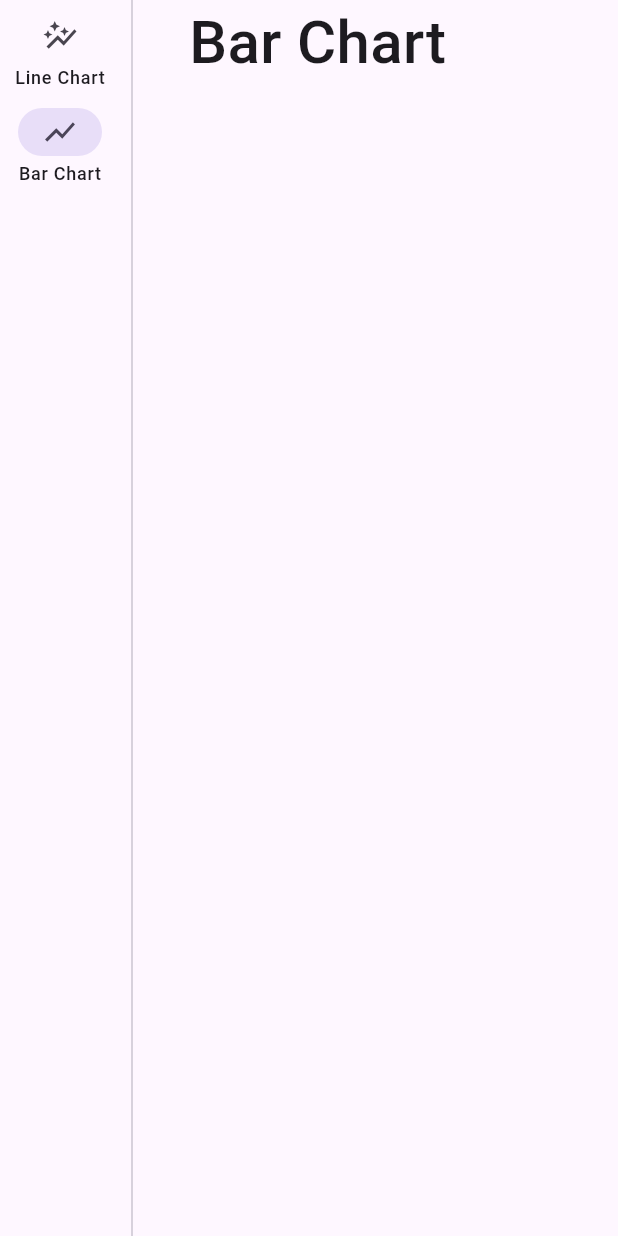
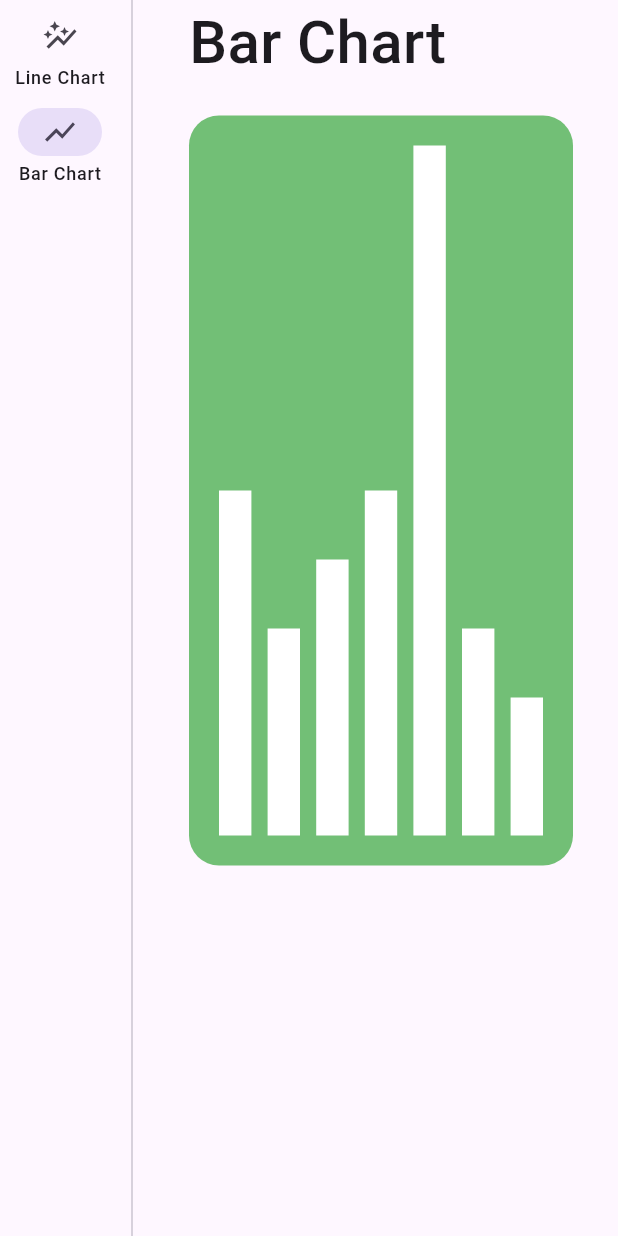
Before and after one commit to chen-yikai/flutter_graph_learn, a Flutter app: the screen it shows after launch, after a tap on "Bar Chart", on a phone screen of 412 x 824 dp. Run offline on Flutter 3.47's test engine with Material 3 defaults, Android fonts, the phone set to English and light mode, and no system bars.

Commit message:
add animation and bats chart(AI edition)

```diff
--- a/lib/main.dart
+++ b/lib/main.dart
@@ -1,13 +1,17 @@
 import 'package:flutter/material.dart';
 import 'package:flutter/services.dart';
-import 'package:flutter_graph_learn/line_chart.dart';
+import 'package:flutter_graph_learn/painter/line_chart.dart';
+import 'package:flutter_graph_learn/screens/bar_chart_screen.dart';
+import 'package:flutter_graph_learn/screens/line_chart_screen.dart';
 
 void main() {
   WidgetsFlutterBinding.ensureInitialized();
+
   SystemChrome.setSystemUIOverlayStyle(const SystemUiOverlayStyle(
       statusBarColor: Colors.transparent,
       systemNavigationBarColor: Colors.transparent,
       statusBarIconBrightness: Brightness.dark));
+
   SystemChrome.setEnabledSystemUIMode(SystemUiMode.edgeToEdge);
 
   runApp(const MaterialApp(
@@ -24,7 +28,7 @@ class Entry extends StatefulWidget {
 }
 
 class _EntryState extends State<Entry> {
-  final List<int> data = [50, 30, 40, 50, 200, 30, 0];
+  final List<int> data = [50, 30, 40, 50, 100, 30, 20];
   final List<String> days = ["Mon", "Tue", "Wed", "Thu", "Fri", "Sat", "Sun"];
   int _currentDestination = 0;
 
@@ -56,46 +60,12 @@ class _EntryState extends State<Entry> {
           Expanded(
             child: SafeArea(
               child: Container(
-                padding: EdgeInsets.symmetric(horizontal: 30),
-                child: Column(
-                  children: _currentDestination == 0
-                      ? [
-                          Row(
-                            children: [
-                              Text(
-                                "Line Chart",
-                                style: TextStyle(
-                                    fontSize: 40, fontWeight: FontWeight.w500),
-                              ),
-                            ],
-                          ),
-                          Container(
-                            decoration: BoxDecoration(
-                                color: Colors.purple.withAlpha(200),
-                                borderRadius: BorderRadius.circular(20)),
-                            width: double.infinity,
-                            height: 500,
-                            child: CustomPaint(
-                              painter: LineChartPainter(
-                                  data: data,
-                                  days: days,
-                                  primary: Colors.white),
-                            ),
-                          )
-                        ]
-                      : [
-                          Row(
-                            children: [
-                              Text(
-                                "Bar Chart",
-                                style: TextStyle(
-                                    fontSize: 40, fontWeight: FontWeight.w500),
-                              ),
-                            ],
-                          ),
-                        ],
-                ),
-              ),
+                  padding: EdgeInsets.symmetric(horizontal: 30),
+                  child: switch (_currentDestination) {
+                    0 => LineChartScreen(data: data, days: days),
+                    1 => BarChartScreen(data: data, days: days),
+                    _ => const Text("404")
+                  }),
             ),
           ),
         ],
--- /dev/null
+++ b/lib/painter/bar_chart.dart
@@ -0,0 +1,54 @@
+import 'dart:math';
+import 'package:flutter/material.dart';
+
+class BarChartPainter extends CustomPainter {
+  final List<int> data;
+  final List<String> days;
+  final AnimationController controller;
+
+  BarChartPainter(
+      {required this.data, required this.days, required this.controller});
+
+  final barPainter = Paint()..color = Colors.white;
+
+  @override
+  void paint(Canvas canvas, Size size) {
+    final double w = size.width;
+    final double h = size.height;
+
+    const double padding = 20;
+    final int top = data.reduce(max);
+
+    final double chartWidth = w - padding * 2;
+    final double chartHeight = h - padding * 2;
+
+    const double totalBarWidthRatio = 0.7;
+    final int numGaps = data.length - 1;
+    final double barWidth = (chartWidth * totalBarWidthRatio) / data.length;
+    const minBarWidth = 10.0;
+    final double maxBarWidth = chartWidth / data.length;
+    final double finalBarWidth = barWidth.clamp(minBarWidth, maxBarWidth);
+    final double finalBarPadding =
+        numGaps > 0 ? (chartWidth - finalBarWidth * data.length) / numGaps : 0;
+
+    final double heightPerUnit = chartHeight / top;
+
+    for (int index = 0; index < data.length; index++) {
+      final double barHeight = data[index] * heightPerUnit * controller.value;
+
+      final double left = padding + index * (finalBarWidth + finalBarPadding);
+      final double right = left + finalBarWidth;
+      final double bottom = h - padding;
+      final double top = h - (padding + barHeight);
+
+      final rect = Rect.fromLTRB(left, top, right, bottom);
+
+      canvas.drawRect(rect, barPainter);
+    }
+  }
+
+  @override
+  bool shouldRepaint(covariant BarChartPainter oldDelegate) {
+    return true;
+  }
+}
--- a/lib/line_chart.dart
+++ b/lib/painter/line_chart.dart
@@ -5,6 +5,7 @@ class LineChartPainter extends CustomPainter {
   final List<int> data;
   final List<String> days;
   final Color primary;
+  final AnimationController controller;
 
   late final Paint dotPaint;
   late final Paint linePaint;
@@ -15,11 +16,11 @@ class LineChartPainter extends CustomPainter {
     ..strokeWidth = 1.0
     ..color = Colors.transparent;
 
-  LineChartPainter({
-    required this.data,
-    required this.days,
-    required this.primary,
-  }) {
+  LineChartPainter(
+      {required this.data,
+      required this.days,
+      required this.primary,
+      required this.controller}) {
     dotPaint = Paint()
       ..strokeWidth = 5.0
       ..style = PaintingStyle.fill
@@ -108,7 +109,8 @@ class LineChartPainter extends CustomPainter {
 
     for (int i = 0; i < data.length; i++) {
       double x = blockW / 2 + padding / 2 + (i * blockW);
-      double y = (blockH + padding / 2) - (data[i] * (blockH / top));
+      double y = (blockH + padding / 2) -
+          (data[i] * controller.value * (blockH / top));
       Offset offset = Offset(x, y);
       dotPoints.add(offset);
       canvas.drawCircle(offset, 10, dotPaint);
--- /dev/null
+++ b/lib/screens/bar_chart_screen.dart
@@ -0,0 +1,60 @@
+import 'package:flutter/material.dart';
+import 'package:flutter_graph_learn/painter/bar_chart.dart';
+
+class BarChartScreen extends StatefulWidget {
+  final List<int> data;
+  final List<String> days;
+
+  const BarChartScreen({super.key, required this.data, required this.days});
+
+  @override
+  State<BarChartScreen> createState() => _BarChartScreenState();
+}
+
+class _BarChartScreenState extends State<BarChartScreen>
+    with SingleTickerProviderStateMixin {
+  late AnimationController _controller;
+  late Animation<double> _animation;
+
+  @override
+  void initState() {
+    super.initState();
+    _controller = AnimationController(
+        vsync: this, duration: const Duration(milliseconds: 500));
+    _animation = Tween<double>(begin: 0, end: 1)
+        .animate(CurvedAnimation(parent: _controller, curve: Curves.easeInOut));
+    _controller.forward();
+    _controller.addListener(() {
+      setState(() {});
+    });
+  }
+
+  @override
+  Widget build(BuildContext context) {
+    return Column(
+      children: [
+        const Row(
+          children: [
+            Text(
+              "Bar Chart",
+              style: TextStyle(fontSize: 40, fontWeight: FontWeight.w500),
+            ),
+          ],
+        ),
+        const SizedBox(height: 20),
+        Container(
+          decoration: BoxDecoration(
+            color: Colors.green.withAlpha(200),
+            borderRadius: BorderRadius.circular(20),
+          ),
+          width: double.infinity,
+          height: 500,
+          child: CustomPaint(
+            painter: BarChartPainter(
+                data: widget.data, days: widget.days, controller: _controller),
+          ),
+        )
+      ],
+    );
+  }
+}
--- /dev/null
+++ b/lib/screens/line_chart_screen.dart
@@ -0,0 +1,63 @@
+import 'package:flutter/material.dart';
+
+import '../painter/line_chart.dart';
+
+class LineChartScreen extends StatefulWidget {
+  final List<int> data;
+  final List<String> days;
+
+  const LineChartScreen({super.key, required this.data, required this.days});
+
+  @override
+  State<LineChartScreen> createState() => _LineChartScreenState();
+}
+
+class _LineChartScreenState extends State<LineChartScreen>
+    with SingleTickerProviderStateMixin {
+  late AnimationController _controller;
+  late Animation<double> _animation;
+
+  @override
+  void initState() {
+    super.initState();
+    _controller = AnimationController(
+        vsync: this, duration: const Duration(milliseconds: 500));
+    _animation = Tween<double>(begin: 0, end: 1)
+        .animate(CurvedAnimation(parent: _controller, curve: Curves.easeInOut));
+    _controller.forward();
+    _controller.addListener(() {
+      setState(() {});
+    });
+  }
+
+  @override
+  Widget build(BuildContext context) {
+    return Column(
+      children: [
+        const Row(
+          children: [
+            Text(
+              "Line Chart",
+              style: TextStyle(fontSize: 40, fontWeight: FontWeight.w500),
+            ),
+          ],
+        ),
+        const SizedBox(height: 20),
+        Container(
+          decoration: BoxDecoration(
+              color: Colors.purple.withAlpha(200),
+              borderRadius: BorderRadius.circular(20)),
+          width: double.infinity,
+          height: 500,
+          child: CustomPaint(
+            painter: LineChartPainter(
+                data: widget.data,
+                days: widget.days,
+                primary: Colors.white,
+                controller: _controller),
+          ),
+        ),
+      ],
+    );
+  }
+}
```
